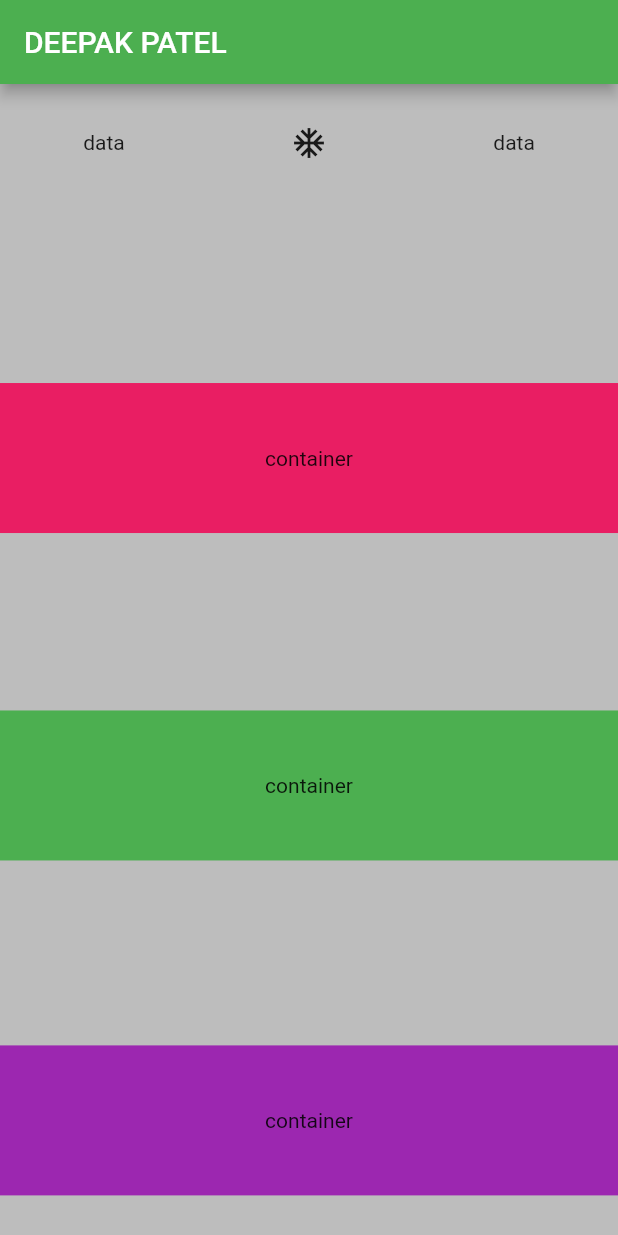
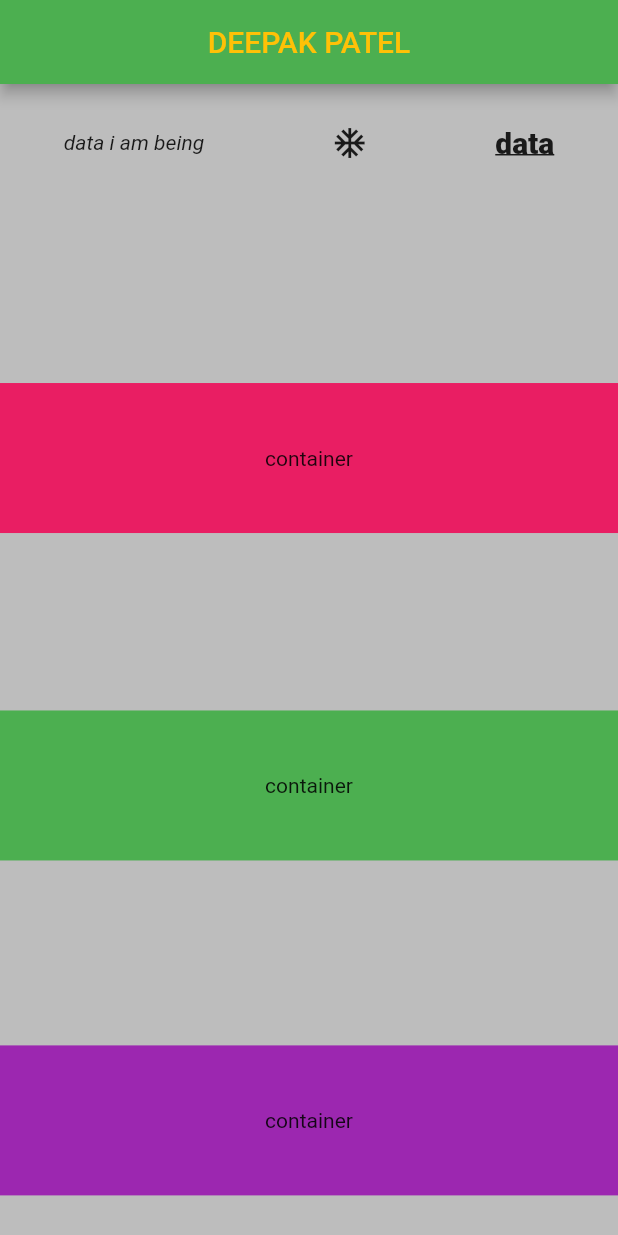
Before and after one commit to deepakp2411/myapp, a Flutter app: the screen it shows after launch, on a phone screen of 412 x 824 dp. Run offline on Flutter 3.47's test engine with Material 2 defaults, Android fonts, the phone set to English and light mode, and no system bars.

Commit message:
First commit

```diff
--- a/myfirstapp/lib/main.dart
+++ b/myfirstapp/lib/main.dart
@@ -15,7 +15,14 @@ class MyApp extends StatelessWidget {
             backgroundColor: Colors.grey.shade400,
             appBar: AppBar(
               backgroundColor: Colors.green,
-              title: const Text('DEEPAK PATEL'),
+              title: const Center(
+                  child: const Text(
+                'DEEPAK PATEL',
+                style: TextStyle(
+                  fontSize: 20,
+                  color: Colors.amber
+                ),
+              )),
             ),
             body: SafeArea(
               child: Column(
@@ -25,11 +32,16 @@ class MyApp extends StatelessWidget {
                   Row(
                     mainAxisAlignment: MainAxisAlignment.spaceAround,
                     children: const [
-                      Text('data'),
+                      Text('data i am being',
+                          style: TextStyle(fontStyle: FontStyle.italic)),
                       Icon(Icons.ac_unit),
-                      Text('data')
+                      Text(
+                        'data',
+                        style: TextStyle(
+                          decoration: TextDecoration.underline,
+                            fontSize: 20, fontWeight: FontWeight.w800),
+                      )
                     ],
-
                   ),
                   const SizedBox(
                     height: 40,
```
